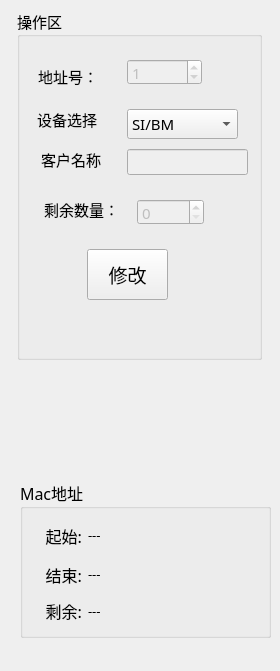
This is IP-DebugTool/setting/set_workwid.ui in ChinaClever/PDU-MonitorDebug as Qt 5 draws it before an edit. The edited form follows.
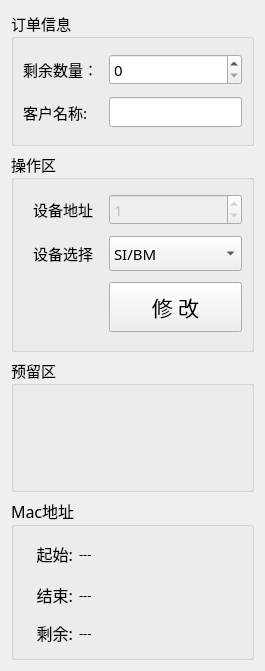
This is the edited form.

The edit to the form file:
```diff
--- a/IP-DebugTool/setting/set_workwid.ui
+++ b/IP-DebugTool/setting/set_workwid.ui
@@ -6,7 +6,7 @@
    <rect>
     <x>0</x>
     <y>0</y>
-    <width>280</width>
+    <width>265</width>
     <height>671</height>
    </rect>
   </property>
@@ -19,126 +19,80 @@
   <property name="windowTitle">
    <string>Form</string>
   </property>
-  <widget class="QGroupBox" name="groupBox">
-   <property name="geometry">
-    <rect>
-     <x>17</x>
-     <y>9</y>
-     <width>245</width>
-     <height>351</height>
-    </rect>
+  <layout class="QGridLayout" name="gridLayout_2">
+   <item row="0" column="0">
+    <widget class="QGroupBox" name="groupBox_2">
+     <property name="enabled">
+      <bool>true</bool>
+     </property>
+     <property name="minimumSize">
+      <size>
+       <width>0</width>
+       <height>120</height>
+      </size>
    </property>
    <property name="maximumSize">
     <size>
-     <width>245</width>
-     <height>16777215</height>
-    </size>
-   </property>
-   <property name="font">
-    <font>
-     <family>微软雅黑</family>
-     <pointsize>11</pointsize>
-    </font>
-   </property>
+       <width>16777215</width>
+       <height>140</height>
+      </size>
+     </property>
    <property name="title">
-    <string>操作区</string>
-   </property>
-   <widget class="QLabel" name="label_9">
-    <property name="geometry">
-     <rect>
-      <x>20</x>
-      <y>100</y>
-      <width>60</width>
+      <string>订单信息</string>
+     </property>
+     <layout class="QGridLayout" name="gridLayout">
+      <item row="0" column="0">
+       <widget class="QLabel" name="label_38">
+        <property name="minimumSize">
+         <size>
+          <width>80</width>
       <height>20</height>
-     </rect>
-    </property>
-    <property name="font">
-     <font>
-      <family>微软雅黑</family>
-      <pointsize>11</pointsize>
-     </font>
-    </property>
-    <property name="text">
-     <string>设备选择</string>
-    </property>
-    <property name="alignment">
-     <set>Qt::AlignCenter</set>
-    </property>
-   </widget>
-   <widget class="QComboBox" name="typeComboBox">
-    <property name="geometry">
-     <rect>
-      <x>110</x>
-      <y>100</y>
-      <width>111</width>
-      <height>30</height>
-     </rect>
-    </property>
-    <property name="minimumSize">
-     <size>
-      <width>0</width>
-      <height>30</height>
-     </size>
-    </property>
-    <property name="font">
-     <font>
-      <family>微软雅黑</family>
-      <pointsize>11</pointsize>
-     </font>
-    </property>
-    <item>
-     <property name="text">
-      <string>SI/BM</string>
-     </property>
-    </item>
-    <item>
-     <property name="text">
-      <string>IP-PDU</string>
-     </property>
-    </item>
-   </widget>
-   <widget class="QPushButton" name="setBtn">
-    <property name="geometry">
-     <rect>
-      <x>70</x>
-      <y>240</y>
-      <width>81</width>
-      <height>51</height>
-     </rect>
-    </property>
-    <property name="minimumSize">
-     <size>
-      <width>0</width>
-      <height>30</height>
      </size>
     </property>
     <property name="maximumSize">
      <size>
-      <width>110</width>
-      <height>16777215</height>
-     </size>
-    </property>
-    <property name="font">
-     <font>
-      <family>微软雅黑</family>
-      <pointsize>14</pointsize>
-     </font>
-    </property>
+          <width>80</width>
+          <height>30</height>
+         </size>
+        </property>
+        <property name="text">
+         <string>剩余数量：</string>
+        </property>
+        <property name="alignment">
+         <set>Qt::AlignLeading|Qt::AlignLeft|Qt::AlignVCenter</set>
+        </property>
+       </widget>
+      </item>
+      <item row="0" column="1">
+       <widget class="QSpinBox" name="cntSpin">
+        <property name="enabled">
+         <bool>true</bool>
+        </property>
+        <property name="maximum">
+         <number>99999</number>
+        </property>
+       </widget>
+      </item>
+      <item row="1" column="0">
+       <widget class="QLabel" name="label_35">
+        <property name="minimumSize">
+         <size>
+          <width>0</width>
+          <height>20</height>
+         </size>
+        </property>
     <property name="text">
-     <string>修改</string>
-    </property>
-   </widget>
+         <string>客户名称:</string>
+        </property>
+        <property name="alignment">
+         <set>Qt::AlignLeading|Qt::AlignLeft|Qt::AlignVCenter</set>
+        </property>
+       </widget>
+      </item>
+      <item row="1" column="1">
    <widget class="QLineEdit" name="userEdit">
     <property name="enabled">
-     <bool>false</bool>
-    </property>
-    <property name="geometry">
-     <rect>
-      <x>110</x>
-      <y>140</y>
-      <width>121</width>
-      <height>26</height>
-     </rect>
+         <bool>true</bool>
     </property>
     <property name="maximumSize">
      <size>
@@ -153,97 +107,40 @@
      <enum>Qt::LogicalMoveStyle</enum>
     </property>
    </widget>
-   <widget class="QLabel" name="label_35">
-    <property name="geometry">
-     <rect>
-      <x>24</x>
-      <y>140</y>
-      <width>60</width>
-      <height>20</height>
-     </rect>
-    </property>
+      </item>
+     </layout>
+    </widget>
+   </item>
+   <item row="1" column="0">
+    <widget class="QGroupBox" name="groupBox">
     <property name="minimumSize">
      <size>
       <width>0</width>
-      <height>20</height>
-     </size>
-    </property>
-    <property name="maximumSize">
-     <size>
-      <width>80</width>
-      <height>30</height>
-     </size>
-    </property>
-    <property name="text">
-     <string>客户名称</string>
-    </property>
-    <property name="alignment">
-     <set>Qt::AlignCenter</set>
-    </property>
-   </widget>
-   <widget class="QSpinBox" name="cntSpin">
-    <property name="enabled">
-     <bool>false</bool>
-    </property>
-    <property name="geometry">
-     <rect>
-      <x>120</x>
-      <y>190</y>
-      <width>67</width>
-      <height>26</height>
-     </rect>
-    </property>
-    <property name="maximum">
-     <number>99999</number>
-    </property>
-   </widget>
-   <widget class="QLabel" name="label_38">
-    <property name="geometry">
-     <rect>
-      <x>22</x>
-      <y>190</y>
-      <width>80</width>
-      <height>20</height>
-     </rect>
-    </property>
-    <property name="minimumSize">
-     <size>
-      <width>80</width>
-      <height>20</height>
-     </size>
-    </property>
-    <property name="maximumSize">
-     <size>
-      <width>80</width>
-      <height>30</height>
-     </size>
-    </property>
-    <property name="text">
-     <string>剩余数量：</string>
-    </property>
-    <property name="alignment">
-     <set>Qt::AlignRight|Qt::AlignTrailing|Qt::AlignVCenter</set>
-    </property>
-   </widget>
+       <height>200</height>
+      </size>
+     </property>
+     <property name="font">
+      <font>
+       <family>微软雅黑</family>
+       <pointsize>11</pointsize>
+      </font>
+     </property>
+     <property name="title">
+      <string>操作区</string>
+     </property>
+     <layout class="QGridLayout" name="gridLayout_4">
+      <item row="0" column="0">
    <widget class="QLabel" name="label_10">
-    <property name="geometry">
-     <rect>
-      <x>20</x>
-      <y>50</y>
-      <width>61</width>
-      <height>35</height>
-     </rect>
-    </property>
     <property name="minimumSize">
      <size>
       <width>0</width>
-      <height>35</height>
+          <height>30</height>
      </size>
     </property>
     <property name="maximumSize">
      <size>
-      <width>70</width>
-      <height>35</height>
+          <width>80</width>
+          <height>16777215</height>
      </size>
     </property>
     <property name="font">
@@ -253,34 +150,22 @@
      </font>
     </property>
     <property name="text">
-     <string>地址号：</string>
+         <string>设备地址</string>
     </property>
     <property name="alignment">
-     <set>Qt::AlignRight|Qt::AlignTrailing|Qt::AlignVCenter</set>
-    </property>
-   </widget>
+         <set>Qt::AlignCenter</set>
+        </property>
+       </widget>
+      </item>
+      <item row="0" column="1">
    <widget class="QSpinBox" name="addrSpin">
     <property name="enabled">
      <bool>false</bool>
     </property>
-    <property name="geometry">
-     <rect>
-      <x>110</x>
-      <y>50</y>
-      <width>75</width>
-      <height>26</height>
-     </rect>
-    </property>
     <property name="minimumSize">
      <size>
       <width>60</width>
-      <height>0</height>
-     </size>
-    </property>
-    <property name="maximumSize">
-     <size>
-      <width>100</width>
-      <height>16777215</height>
+          <height>30</height>
      </size>
     </property>
     <property name="font">
@@ -296,16 +181,80 @@
      <number>1</number>
     </property>
    </widget>
-  </widget>
+      </item>
+      <item row="1" column="0">
+       <widget class="QLabel" name="label_9">
+        <property name="font">
+         <font>
+          <family>微软雅黑</family>
+          <pointsize>11</pointsize>
+         </font>
+        </property>
+        <property name="text">
+         <string>设备选择</string>
+        </property>
+        <property name="alignment">
+         <set>Qt::AlignCenter</set>
+        </property>
+       </widget>
+      </item>
+      <item row="1" column="1">
+       <widget class="QComboBox" name="typeComboBox">
+        <property name="minimumSize">
+         <size>
+          <width>0</width>
+          <height>35</height>
+         </size>
+        </property>
+        <property name="font">
+         <font>
+          <family>微软雅黑</family>
+          <pointsize>11</pointsize>
+         </font>
+        </property>
+        <item>
+         <property name="text">
+          <string>SI/BM</string>
+         </property>
+        </item>
+        <item>
+         <property name="text">
+          <string>IP-PDU</string>
+         </property>
+        </item>
+       </widget>
+      </item>
+      <item row="2" column="1">
+       <widget class="QPushButton" name="setBtn">
+        <property name="minimumSize">
+         <size>
+          <width>0</width>
+          <height>50</height>
+         </size>
+        </property>
+        <property name="font">
+         <font>
+          <family>微软雅黑</family>
+          <pointsize>16</pointsize>
+         </font>
+        </property>
+        <property name="text">
+         <string>修 改</string>
+        </property>
+       </widget>
+      </item>
+     </layout>
+    </widget>
+   </item>
+   <item row="2" column="0">
+    <widget class="QGroupBox" name="groupBox_3">
+     <property name="title">
+      <string>预留区</string>
+     </property>
+    </widget>
+   </item>
+   <item row="3" column="0">
   <widget class="QGroupBox" name="groupBox_4">
-   <property name="geometry">
-    <rect>
-     <x>20</x>
-     <y>480</y>
-     <width>251</width>
-     <height>158</height>
-    </rect>
-   </property>
    <property name="maximumSize">
     <size>
      <width>16777215</width>
@@ -429,6 +378,8 @@
     </item>
    </layout>
   </widget>
+   </item>
+  </layout>
  </widget>
  <resources/>
  <connections/>
```
Lines whose indentation alone changed are shown as unchanged.
